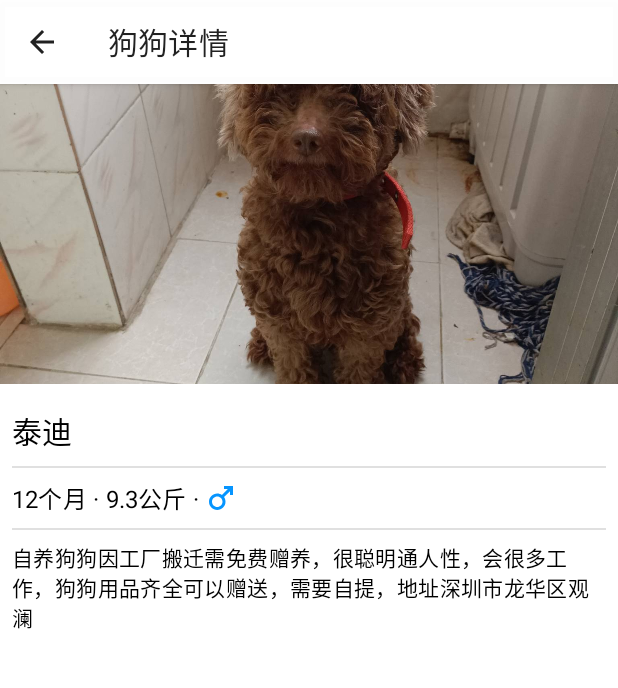
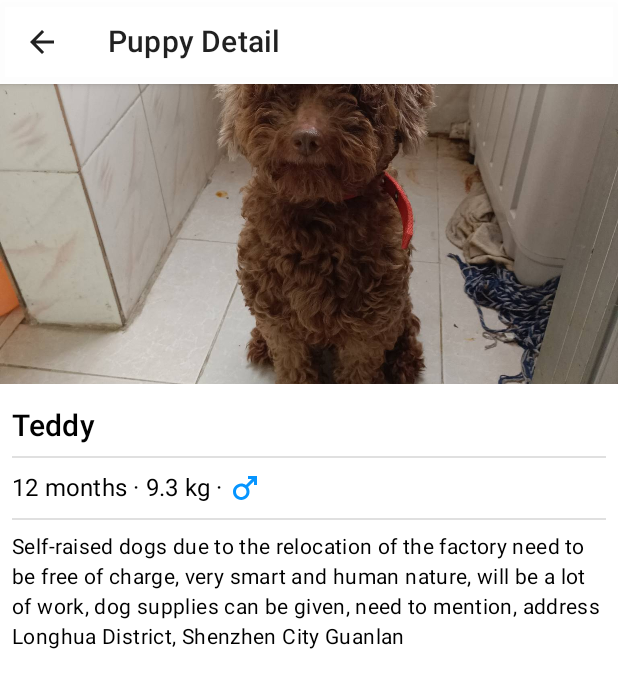
Before and after one commit to tudou152/puppy-adoption, an Android app built with Jetpack Compose: the @Preview function PreviewPuppyDetailScreen, on a phone screen of 412 x 824 dp. Shown: the top 688 px of the screen. Run offline under Robolectric (Android 15) with nearby library versions, the phone set to English and light mode, and no system bars.

Commit message:
对数据进行了国际化处理

```diff
--- a/app/src/main/java/com/example/androiddevchallenge/PuppyDetailScreen.kt
+++ b/app/src/main/java/com/example/androiddevchallenge/PuppyDetailScreen.kt
@@ -41,6 +41,7 @@ import androidx.compose.ui.Modifier
 import androidx.compose.ui.graphics.ImageBitmap
 import androidx.compose.ui.layout.ContentScale
 import androidx.compose.ui.res.imageResource
+import androidx.compose.ui.res.stringResource
 import androidx.compose.ui.tooling.preview.Preview
 import androidx.compose.ui.unit.dp
 
@@ -67,7 +68,7 @@ fun PuppyDetailScreen(puppyDetail: PuppyDetail, onBackPress: () -> Unit) {
                     .fillMaxSize()
             ) {
                 Text(
-                    text = puppyDetail.species,
+                    text = stringResource(id = puppyDetail.species),
                     style = MaterialTheme.typography.h6,
                     modifier = Modifier.padding(top = 8.dp)
                 )
@@ -77,7 +78,7 @@ fun PuppyDetailScreen(puppyDetail: PuppyDetail, onBackPress: () -> Unit) {
                     verticalAlignment = Alignment.CenterVertically
                 ) {
                     Text(
-                        text = "${puppyDetail.age}个月 · ${puppyDetail.weight}公斤 ·",
+                        text = stringResource(id = R.string.puppy_card_description, puppyDetail.age, puppyDetail.weight) + " ·",
                         style = MaterialTheme.typography.subtitle1
                     )
                     Icon(
@@ -93,7 +94,7 @@ fun PuppyDetailScreen(puppyDetail: PuppyDetail, onBackPress: () -> Unit) {
                         .fillMaxWidth()
                         .wrapContentHeight()
                 ) {
-                    Text(text = puppyDetail.description, style = MaterialTheme.typography.body2)
+                    Text(text = stringResource(id = puppyDetail.description), style = MaterialTheme.typography.body2)
                 }
             }
         }
@@ -107,7 +108,7 @@ fun DetailAppBar(
 ) {
     TopAppBar(
         modifier = modifier,
-        title = { Text(text = "狗狗详情") },
+        title = { Text(text = stringResource(id = R.string.puppy_detail)) },
         backgroundColor = MaterialTheme.colors.background.copy(alpha = 0.95f),
         elevation = 3.dp, // No shadow needed
         contentColor = MaterialTheme.colors.onSurface,
--- a/app/src/main/res/values/strings.xml
+++ b/app/src/main/res/values/strings.xml
@@ -9,5 +9,27 @@
       or implied. See the License for the specific language governing permissions and limitations under
       the License.
       -->
-    <string name="app_name">狗狗领养站</string>
+    <string name="app_name">Puppy Adoption</string>
+    <string name="puppy_detail">Puppy Detail</string>
+    <string name="puppy_adoption_list">Adoption List</string>
+    <string name="puppy_card_description">%d months · %.01f kg"</string>
+
+
+    <string name="teddy">Teddy</string>
+    <string name="teddy_des">Self-raised dogs due to the relocation of the factory need to be free of charge, very smart and human nature, will be a lot of work, dog supplies can be given, need to mention, address Longhua District, Shenzhen City Guanlan</string>
+
+    <string name="bulldog">Bulldog</string>
+    <string name="bulldog_des">One year old, obedient clever, do not bite do not call, exercise is small, love clean will himself outside shit and pee. Clingy cute, like to sleep, ugly ugly cute. Vaccines, deworming done, not neutered, complimentary dog kit. I can\'t keep it because of my work. Hope good people give him a home.</string>
+
+    <string name="akita">Akita</string>
+    <string name="akita_des">An express to come over but no one claim of the puppy, see it poor temporarily raised for a period of time, but the parents really do not support raising, so have to send, hope to find a reliable dog people to adopt. The dog is very lively, can run and jump, and is also very smart. At present, the dog has been trained to pee and defecate at fixed point, and eats nothing at ordinary times. Yes, I will give away the dog cage, dog kennel, vaccines and other things I have bought so far.</string>
+
+    <string name="chinese_country_dog">Country Dog</string>
+    <string name="chinese_country_dog_des">2 years old has been sterilized clever obedient not noisy not noisy suitable to accompany the elderly or children in the home of the predestined person.</string>
+
+    <string name="husky">Husky</string>
+    <string name="husky_des">Adult huskies (female), sterilization, was born in 2016, about 5 years of age, appearance, physical condition is normal, no health problems, about 19 kg weight, gentle personality, more intelligent, and because of this year home building modification, plus I work is busy, generally don\'t have much time to take care of, so want to find a suitable pet master, wuxi luoshe town, yangshan is preferred.</string>
+
+    <string name="alaska">Alaska</string>
+    <string name="alaska_des">Due to the opposition of parents at home, communication many times fruitless, three months of Alaska to find a new owner, small compensation, present all supplies used.</string>
 </resources>
```
Also changed, not shown: app/src/main/java/com/example/androiddevchallenge/PuppyListScreen.kt (+7 -3 lines), app/src/main/java/com/example/androiddevchallenge/data.kt (+13 -12 lines), 1 other file.
